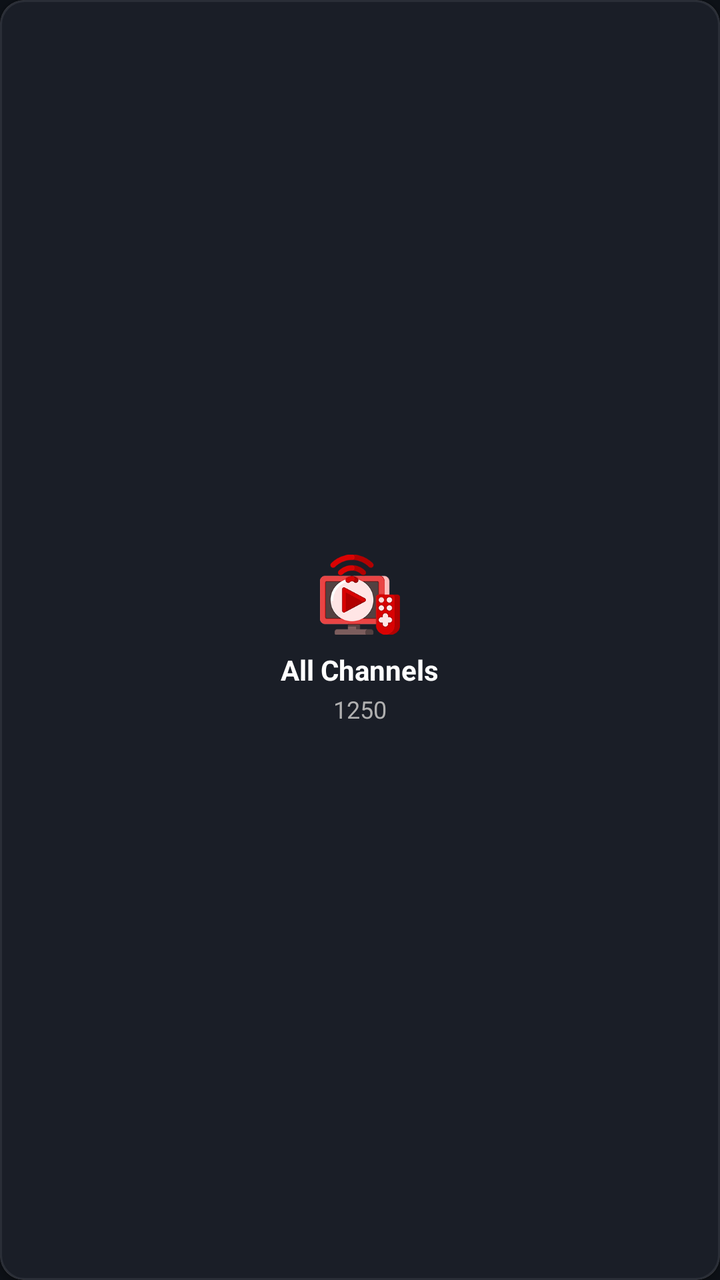
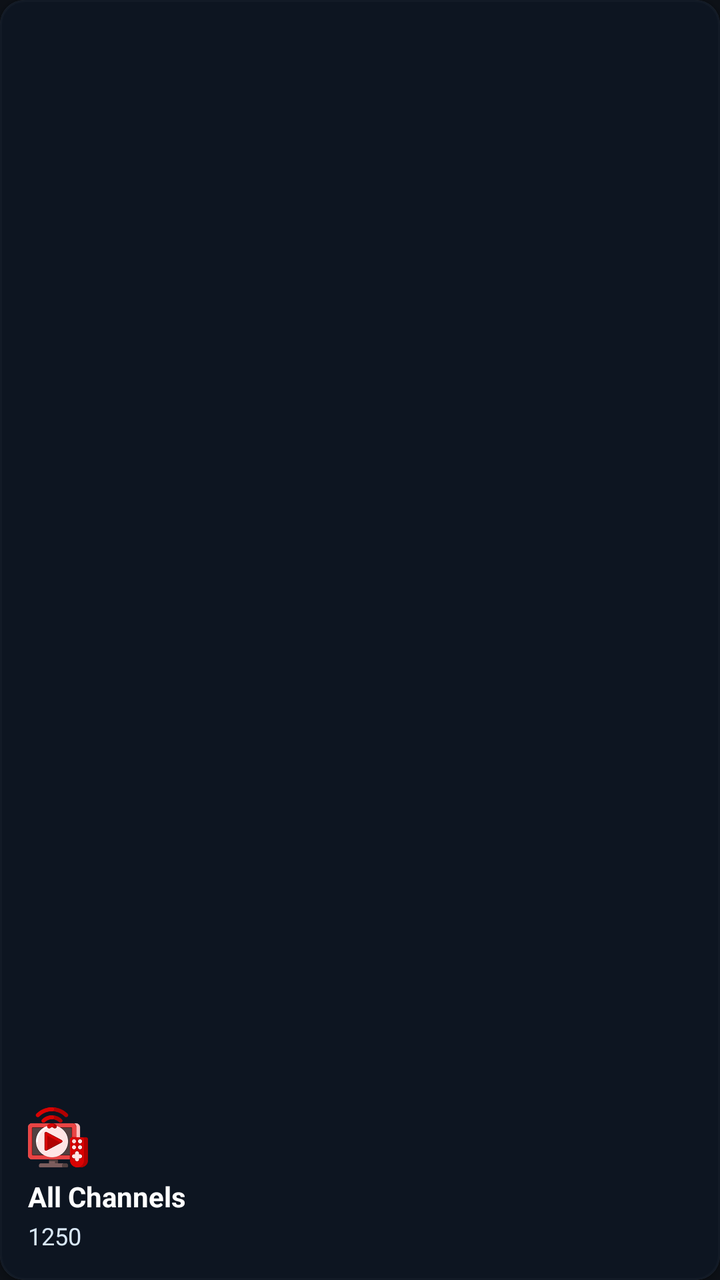

Two renders of the same Android screen: before a commit and after it. Below are the layout's source before the change and the commit's diff.
<!-- AndroidManifest.xml: application theme AppTheme -->
<!-- res/layout/item_category_card.xml -->
<?xml version="1.0" encoding="utf-8"?>
<androidx.cardview.widget.CardView xmlns:android="http://schemas.android.com/apk/res/android"
    xmlns:app="http://schemas.android.com/apk/res-auto"
    android:id="@+id/cardBackground"
    android:layout_width="160dp"
    android:layout_height="120dp"
    android:layout_marginEnd="12dp"
    android:clickable="true"
    android:focusable="true"
    app:cardCornerRadius="12dp"
    app:cardElevation="2dp">

    <FrameLayout
        android:layout_width="match_parent"
        android:layout_height="match_parent"
        android:background="@drawable/bg_category_card">

        <LinearLayout
            android:layout_width="match_parent"
            android:layout_height="match_parent"
            android:gravity="center"
            android:orientation="vertical"
            android:padding="16dp">

            <ImageView
                android:id="@+id/categoryIcon"
                android:layout_width="40dp"
                android:layout_height="40dp"
                android:src="@drawable/ic_live_tv" />

            <TextView
                android:id="@+id/categoryName"
                android:layout_width="wrap_content"
                android:layout_height="wrap_content"
                android:layout_marginTop="8dp"
                android:text="All Channels"
                android:textColor="@color/white"
                android:textSize="14sp"
                android:textStyle="bold" />

            <TextView
                android:id="@+id/categoryCount"
                android:layout_width="wrap_content"
                android:layout_height="wrap_content"
                android:layout_marginTop="2dp"
                android:text="1250"
                android:textColor="#B0B0B0"
                android:textSize="12sp" />
        </LinearLayout>
    </FrameLayout>

</androidx.cardview.widget.CardView>
<!-- resources referenced by this layout -->
<resources>
  <color name="white">#FFFFFF</color>
  <!-- drawable bg_category_card (drawable) -->
  <?xml version="1.0" encoding="utf-8"?>
  <shape xmlns:android="http://schemas.android.com/apk/res/android"
      android:shape="rectangle">
      <solid android:color="#1A1E27" />
      <corners android:radius="12dp" />
      <stroke
          android:width="1dp"
          android:color="#2A2E37" />
  </shape>
  <!-- drawable ic_live_tv: png bitmap (drawable, 15448 bytes) -->
  <style name="AppTheme" parent="Theme.AppCompat.NoActionBar">
          
          <item name="colorPrimary">@color/primary_blue</item>
          <item name="colorPrimaryDark">@color/dark_background</item>
          <item name="colorAccent">@color/accent_blue</item>
  
          
          <item name="android:windowBackground">@color/dark_background</item>
          <item name="android:colorBackground">@color/dark_background</item>
  
          
          <item name="android:textColorPrimary">@color/text_primary</item>
          <item name="android:textColorSecondary">@color/text_secondary</item>
  
          
          <item name="android:windowDrawsSystemBarBackgrounds">true</item>
      </style>
  <color name="primary_blue">#2196F3</color>
  <color name="dark_background">#0D1117</color>
  <color name="accent_blue">#64B5F6</color>
  <color name="text_primary">#FFFFFF</color>
  <color name="text_secondary">#B0B0B0</color>
</resources>

<!-- the commit's change to res/layout/item_category_card.xml (unified diff, before → after) -->
@@ -2,8 +2,8 @@
 <androidx.cardview.widget.CardView xmlns:android="http://schemas.android.com/apk/res/android"
     xmlns:app="http://schemas.android.com/apk/res-auto"
     android:id="@+id/cardBackground"
-    android:layout_width="160dp"
-    android:layout_height="120dp"
+    android:layout_width="184dp"
+    android:layout_height="128dp"
     android:layout_marginEnd="12dp"
     android:clickable="true"
     android:focusable="true"
@@ -15,24 +15,36 @@
         android:layout_height="match_parent"
         android:background="@drawable/bg_category_card">
 
+        <ImageView
+            android:id="@+id/categoryBackdrop"
+            android:layout_width="match_parent"
+            android:layout_height="match_parent"
+            android:contentDescription="@null"
+            android:scaleType="centerCrop" />
+
+        <View
+            android:layout_width="match_parent"
+            android:layout_height="match_parent"
+            android:background="#AA07111F" />
+
         <LinearLayout
             android:layout_width="match_parent"
             android:layout_height="match_parent"
-            android:gravity="center"
+            android:gravity="bottom|start"
             android:orientation="vertical"
-            android:padding="16dp">
+            android:padding="14dp">
 
             <ImageView
                 android:id="@+id/categoryIcon"
-                android:layout_width="40dp"
-                android:layout_height="40dp"
+                android:layout_width="30dp"
+                android:layout_height="30dp"
                 android:src="@drawable/ic_live_tv" />
 
             <TextView
                 android:id="@+id/categoryName"
                 android:layout_width="wrap_content"
                 android:layout_height="wrap_content"
-                android:layout_marginTop="8dp"
+                android:layout_marginTop="5dp"
                 android:text="All Channels"
                 android:textColor="@color/white"
                 android:textSize="14sp"
@@ -44,9 +56,16 @@
                 android:layout_height="wrap_content"
                 android:layout_marginTop="2dp"
                 android:text="1250"
-                android:textColor="#B0B0B0"
+                android:textColor="#D9E8F7"
                 android:textSize="12sp" />
         </LinearLayout>
+
+        <View
+            android:id="@+id/focusOutline"
+            android:layout_width="match_parent"
+            android:layout_height="match_parent"
+            android:background="@drawable/bg_category_focus_outline"
+            android:visibility="gone" />
     </FrameLayout>
 
 </androidx.cardview.widget.CardView>
<!-- resource entries referenced after the edit -->
@@ -10,6 +10,13 @@
       <stroke
           android:width="1dp"
           android:color="#2A2E37" />
+  </shape>
+  <!-- drawable bg_category_focus_outline (drawable) -->
+  <?xml version="1.0" encoding="utf-8"?>
+  <shape xmlns:android="http://schemas.android.com/apk/res/android" android:shape="rectangle">
+      <corners android:radius="12dp" />
+      <solid android:color="@android:color/transparent" />
+      <stroke android:width="2dp" android:color="#8AD7FF" />
   </shape>
   <!-- drawable ic_live_tv: png bitmap (drawable, 15448 bytes) -->
   <style name="AppTheme" parent="Theme.AppCompat.NoActionBar">
